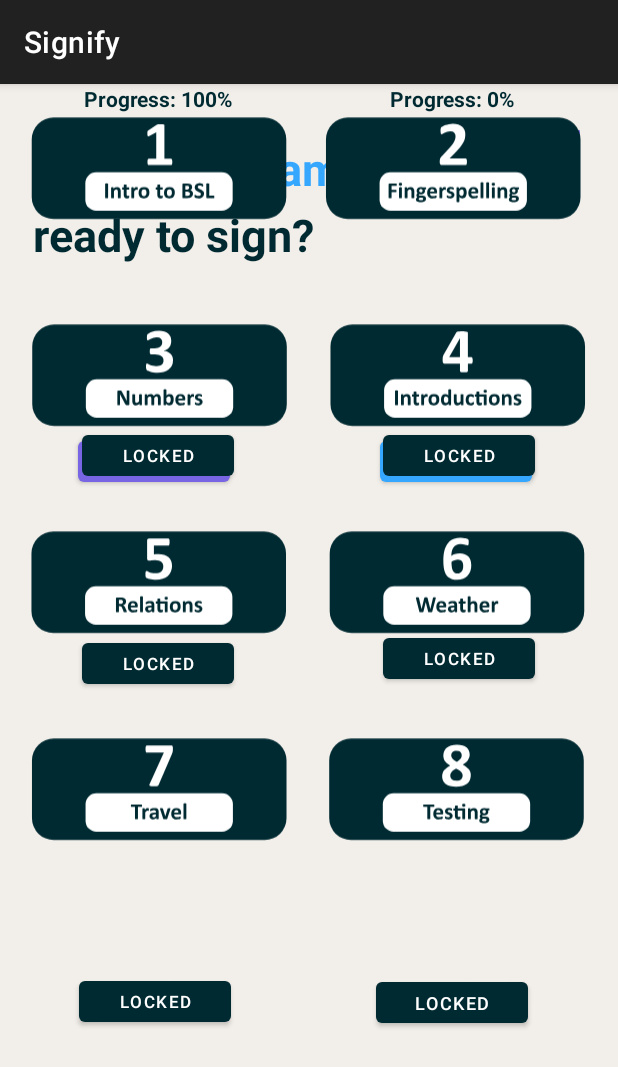
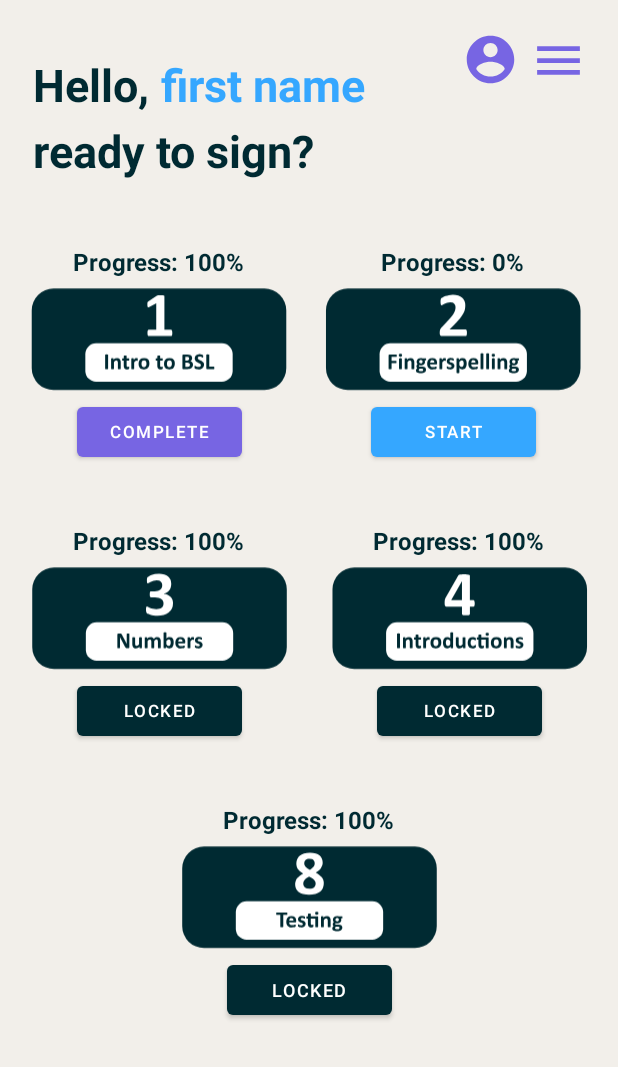
Before and after one commit to junetc20/Signify, an Android app: the Home screen opened directly, with no data from a screen before it, on a phone screen of 412 x 824 dp. Shown: the top 1067 px of the screen. Run offline under Robolectric (Android 15) with nearby library versions, the phone set to English and light mode, and no system bars.

Commit message:
bug and constraint fixes

```diff
--- a/app/src/main/java/com/example/signify/Home.java
+++ b/app/src/main/java/com/example/signify/Home.java
@@ -14,6 +14,10 @@
         super.onCreate(savedInstanceState);
         setContentView(R.layout.activity_home);
 
+
+
+
+        /*
         userFirstName = findViewById(R.id.userFirstName);
 
         Bundle extras = getIntent().getExtras();
@@ -21,6 +25,6 @@
         if (extras != null){
             firstName = extras.getString("username"); // insert string name for first name input on login page
             userFirstName.setText(firstName);
-        }
+        }*/
     }
 }
--- a/app/src/main/res/layout/activity_home.xml
+++ b/app/src/main/res/layout/activity_home.xml
@@ -7,18 +7,27 @@
     android:background="@color/cream"
     tools:context=".Home">
 
+    <TextView
+        android:id="@+id/prog5"
+        android:layout_width="wrap_content"
+        android:layout_height="wrap_content"
+        android:layout_marginBottom="80dp"
+        android:text="@string/intro_progress"
+        android:textColor="@color/background_blue"
+        android:textSize="16sp"
+        android:textStyle="bold"
+        app:layout_constraintBottom_toTopOf="@+id/button11"
+        app:layout_constraintEnd_toEndOf="@+id/imageView19"
+        app:layout_constraintStart_toStartOf="@+id/imageView19" />
+
     <ImageView
         android:id="@+id/imageView15"
         android:layout_width="180dp"
         android:layout_height="120dp"
-        android:layout_marginStart="212dp"
-        android:layout_marginLeft="212dp"
-        android:layout_marginTop="18dp"
+        android:layout_marginTop="66dp"
         android:layout_marginEnd="16dp"
         android:layout_marginRight="16dp"
         app:layout_constraintEnd_toEndOf="parent"
-        app:layout_constraintHorizontal_bias="0.666"
-        app:layout_constraintStart_toStartOf="parent"
         app:layout_constraintTop_toBottomOf="@+id/imageView13"
         app:srcCompat="@drawable/designs_04" />
 
@@ -28,61 +37,20 @@
         android:layout_height="120dp"
         android:layout_marginStart="16dp"
         android:layout_marginLeft="16dp"
-        android:layout_marginTop="18dp"
+        android:layout_marginTop="66dp"
         app:layout_constraintStart_toStartOf="parent"
         app:layout_constraintTop_toBottomOf="@+id/imageView12"
         app:srcCompat="@drawable/designs_03" />
 
     <ImageView
-        android:id="@+id/imageView17"
-        android:layout_width="180dp"
-        android:layout_height="120dp"
-        android:layout_marginStart="212dp"
-        android:layout_marginLeft="212dp"
-        android:layout_marginTop="18dp"
-        android:layout_marginEnd="16dp"
-        android:layout_marginRight="16dp"
-        app:layout_constraintEnd_toEndOf="parent"
-        app:layout_constraintHorizontal_bias="0.666"
-        app:layout_constraintStart_toStartOf="parent"
-        app:layout_constraintTop_toBottomOf="@+id/imageView15"
-        app:srcCompat="@drawable/designs_06" />
-
-    <ImageView
         android:id="@+id/imageView19"
         android:layout_width="180dp"
         android:layout_height="120dp"
-        android:layout_marginStart="212dp"
-        android:layout_marginLeft="212dp"
-        android:layout_marginTop="18dp"
-        android:layout_marginEnd="16dp"
-        android:layout_marginRight="16dp"
+        android:layout_marginTop="66dp"
         app:layout_constraintEnd_toEndOf="parent"
         app:layout_constraintStart_toStartOf="parent"
-        app:layout_constraintTop_toBottomOf="@+id/imageView17"
+        app:layout_constraintTop_toBottomOf="@+id/imageView14"
         app:srcCompat="@drawable/designs_08" />
-
-    <ImageView
-        android:id="@+id/imageView18"
-        android:layout_width="180dp"
-        android:layout_height="120dp"
-        android:layout_marginStart="16dp"
-        android:layout_marginLeft="16dp"
-        android:layout_marginTop="18dp"
-        app:layout_constraintStart_toStartOf="parent"
-        app:layout_constraintTop_toBottomOf="@+id/imageView16"
-        app:srcCompat="@drawable/designs_07" />
-
-    <ImageView
-        android:id="@+id/imageView16"
-        android:layout_width="180dp"
-        android:layout_height="120dp"
-        android:layout_marginStart="16dp"
-        android:layout_marginLeft="16dp"
-        android:layout_marginTop="18dp"
-        app:layout_constraintStart_toStartOf="parent"
-        app:layout_constraintTop_toBottomOf="@+id/imageView14"
-        app:srcCompat="@drawable/designs_05" />
 
     <ImageButton
         android:id="@+id/imageButton"
@@ -157,22 +125,23 @@
         android:layout_height="120dp"
         android:layout_marginStart="16dp"
         android:layout_marginLeft="16dp"
+        android:layout_marginTop="170dp"
         app:layout_constraintStart_toStartOf="parent"
-        app:srcCompat="@drawable/designs_01"
-        tools:layout_editor_absoluteY="144dp" />
+        app:layout_constraintTop_toTopOf="parent"
+        app:srcCompat="@drawable/designs_01" />
 
     <Button
-        android:id="@+id/button4"
-        android:layout_width="101dp"
-        android:layout_height="39dp"
-        android:layout_marginStart="52dp"
-        android:layout_marginLeft="52dp"
-        android:layout_marginTop="232dp"
+        android:id="@+id/level1button"
+        android:layout_width="110dp"
+        android:layout_height="45dp"
+        android:layout_marginTop="95dp"
         android:text="COMPLETE"
         android:textSize="11sp"
         app:backgroundTint="@color/purple"
-        app:layout_constraintStart_toStartOf="parent"
-        app:layout_constraintTop_toTopOf="parent" />
+        app:layout_constraintEnd_toEndOf="@+id/imageView12"
+        app:layout_constraintHorizontal_bias="0.506"
+        app:layout_constraintStart_toStartOf="@+id/imageView12"
+        app:layout_constraintTop_toTopOf="@+id/imageView12" />
 
     <ImageView
         android:id="@+id/imageView13"
@@ -180,134 +149,113 @@
         android:layout_height="120dp"
         android:layout_marginStart="212dp"
         android:layout_marginLeft="212dp"
+        android:layout_marginTop="170dp"
         android:layout_marginEnd="16dp"
         android:layout_marginRight="16dp"
         app:layout_constraintEnd_toEndOf="parent"
         app:layout_constraintHorizontal_bias="0.0"
         app:layout_constraintStart_toStartOf="parent"
-        app:srcCompat="@drawable/designs_02"
-        tools:layout_editor_absoluteY="144dp" />
+        app:layout_constraintTop_toTopOf="parent"
+        app:srcCompat="@drawable/designs_02" />
 
     <Button
-        android:id="@+id/button6"
-        android:layout_width="101dp"
-        android:layout_height="39dp"
-        android:layout_marginTop="232dp"
+        android:id="@+id/level2button"
+        android:layout_width="110dp"
+        android:layout_height="45dp"
+        android:layout_marginTop="95dp"
         android:text="START"
         android:textSize="11sp"
         app:backgroundTint="@color/BSL_blue"
-        app:layout_constraintEnd_toEndOf="parent"
-        app:layout_constraintHorizontal_bias="0.636"
-        app:layout_constraintStart_toEndOf="@+id/button4"
-        app:layout_constraintTop_toTopOf="parent" />
+        app:layout_constraintEnd_toEndOf="@+id/imageView13"
+        app:layout_constraintStart_toStartOf="@+id/imageView13"
+        app:layout_constraintTop_toTopOf="@+id/imageView13" />
 
     <Button
-        android:id="@+id/button"
-        android:layout_width="101dp"
-        android:layout_height="39dp"
-        android:layout_marginTop="108dp"
-        android:layout_marginEnd="52dp"
-        android:layout_marginRight="52dp"
+        android:id="@+id/level4button"
+        android:layout_width="110dp"
+        android:layout_height="45dp"
+        android:layout_marginTop="95dp"
         android:text="Locked"
         android:textSize="11sp"
         app:backgroundTint="@color/background_blue"
-        app:layout_constraintEnd_toEndOf="parent"
-        app:layout_constraintHorizontal_bias="0.97"
-        app:layout_constraintStart_toEndOf="@+id/button7"
-        app:layout_constraintTop_toBottomOf="@+id/imageView13" />
+        app:layout_constraintEnd_toEndOf="@+id/imageView15"
+        app:layout_constraintStart_toStartOf="@+id/imageView15"
+        app:layout_constraintTop_toTopOf="@+id/imageView15" />
 
     <Button
-        android:id="@+id/button7"
-        android:layout_width="101dp"
-        android:layout_height="39dp"
-        android:layout_marginTop="108dp"
+        android:id="@+id/level3button"
+        android:layout_width="110dp"
+        android:layout_height="45dp"
+        android:layout_marginTop="95dp"
         android:text="Locked"
         android:textSize="11sp"
         app:backgroundTint="@color/background_blue"
-        app:layout_constraintEnd_toEndOf="parent"
-        app:layout_constraintHorizontal_bias="0.177"
-        app:layout_constraintStart_toStartOf="parent"
-        app:layout_constraintTop_toBottomOf="@+id/imageView12" />
-
-    <Button
-        android:id="@+id/button8"
-        android:layout_width="101dp"
-        android:layout_height="39dp"
-        android:layout_marginTop="96dp"
-        android:text="Locked"
-        android:textSize="11sp"
-        app:backgroundTint="@color/background_blue"
-        app:layout_constraintEnd_toEndOf="parent"
-        app:layout_constraintHorizontal_bias="0.642"
-        app:layout_constraintStart_toEndOf="@+id/button9"
-        app:layout_constraintTop_toBottomOf="@+id/button" />
-
-    <Button
-        android:id="@+id/button9"
-        android:layout_width="101dp"
-        android:layout_height="39dp"
-        android:layout_marginTop="99dp"
-        android:text="Locked"
-        android:textSize="11sp"
-        app:backgroundTint="@color/background_blue"
-        app:layout_constraintEnd_toEndOf="parent"
-        app:layout_constraintHorizontal_bias="0.177"
-        app:layout_constraintStart_toStartOf="parent"
-        app:layout_constraintTop_toBottomOf="@+id/button7" />
-
-    <Button
-        android:id="@+id/button10"
-        android:layout_width="101dp"
-        android:layout_height="39dp"
-        android:layout_marginTop="65dp"
-        android:layout_marginBottom="16dp"
-        android:text="Locked"
-        android:textSize="11sp"
-        app:backgroundTint="@color/background_blue"
-        app:layout_constraintBottom_toBottomOf="parent"
-        app:layout_constraintEnd_toStartOf="@+id/button11"
-        app:layout_constraintHorizontal_bias="0.354"
-        app:layout_constraintStart_toStartOf="parent"
-        app:layout_constraintTop_toBottomOf="@+id/button9" />
+        app:layout_constraintEnd_toEndOf="@+id/imageView14"
+        app:layout_constraintStart_toStartOf="@+id/imageView14"
+        app:layout_constraintTop_toTopOf="@+id/imageView14" />
 
     <Button
         android:id="@+id/button11"
-        android:layout_width="101dp"
-        android:layout_height="39dp"
-        android:layout_marginStart="54dp"
-        android:layout_marginLeft="54dp"
-        android:layout_marginTop="65dp"
-        android:layout_marginEnd="60dp"
-        android:layout_marginRight="60dp"
-        android:layout_marginBottom="12dp"
+        android:layout_width="110dp"
+        android:layout_height="45dp"
+        android:layout_marginTop="95dp"
         android:text="Locked"
         android:textSize="12sp"
         app:backgroundTint="@color/background_blue"
-        app:layout_constraintBottom_toBottomOf="parent"
-        app:layout_constraintEnd_toEndOf="parent"
-        app:layout_constraintStart_toEndOf="@+id/imageView18"
-        app:layout_constraintTop_toBottomOf="@+id/button8" />
+        app:layout_constraintEnd_toEndOf="@+id/imageView19"
+        app:layout_constraintStart_toStartOf="@+id/imageView19"
+        app:layout_constraintTop_toTopOf="@+id/imageView19" />
 
     <TextView
-        android:id="@+id/textView25"
+        android:id="@+id/prog1"
         android:layout_width="wrap_content"
         android:layout_height="wrap_content"
+        android:layout_marginBottom="80dp"
         android:text="@string/intro_progress"
         android:textColor="@color/background_blue"
+        android:textSize="16sp"
         android:textStyle="bold"
+        app:layout_constraintBottom_toTopOf="@+id/level1button"
         app:layout_constraintEnd_toEndOf="@+id/imageView12"
-        app:layout_constraintStart_toStartOf="@+id/imageView12"
-        tools:layout_editor_absoluteY="144dp" />
+        app:layout_constraintStart_toStartOf="@+id/imageView12" />
 
     <TextView
-        android:id="@+id/textView26"
+        android:id="@+id/prog3"
         android:layout_width="wrap_content"
         android:layout_height="wrap_content"
+        android:layout_marginBottom="80dp"
+        android:text="@string/intro_progress"
+        android:textColor="@color/background_blue"
+        android:textSize="16sp"
+        android:textStyle="bold"
+        app:layout_constraintBottom_toTopOf="@+id/level3button"
+        app:layout_constraintEnd_toEndOf="@+id/imageView14"
+        app:layout_constraintStart_toStartOf="@+id/imageView14" />
+
+    <TextView
+        android:id="@+id/prog4"
+        android:layout_width="wrap_content"
+        android:layout_height="wrap_content"
+        android:layout_marginBottom="80dp"
+        android:text="@string/intro_progress"
+        android:textColor="@color/background_blue"
+        android:textSize="16sp"
+        android:textStyle="bold"
+        app:layout_constraintBottom_toTopOf="@+id/level4button"
+        app:layout_constraintEnd_toEndOf="@+id/imageView15"
+        app:layout_constraintStart_toStartOf="@+id/imageView15" />
+
+    <TextView
+        android:id="@+id/prog2"
+        android:layout_width="wrap_content"
+        android:layout_height="wrap_content"
+        android:layout_marginBottom="80dp"
         android:text="@string/alpha_progress"
         android:textColor="@color/background_blue"
+        android:textSize="16sp"
         android:textStyle="bold"
+        app:layout_constraintBottom_toTopOf="@+id/level2button"
         app:layout_constraintEnd_toEndOf="@+id/imageView13"
-        app:layout_constraintStart_toStartOf="@+id/imageView13"
-        tools:layout_editor_absoluteY="144dp" />
+        app:layout_constraintStart_toStartOf="@+id/imageView13" />
 
 </androidx.constraintlayout.widget.ConstraintLayout>
--- a/app/src/main/res/values/themes.xml
+++ b/app/src/main/res/values/themes.xml
@@ -1,6 +1,6 @@
 <resources xmlns:tools="http://schemas.android.com/tools">
     <!-- Base application theme. -->
-    <style name="Theme.Signify" parent="Theme.MaterialComponents.DayNight.DarkActionBar">
+    <style name="Theme.Signify" parent="Theme.MaterialComponents.DayNight.NoActionBar">
         <!-- Primary brand color. -->
         <item name="colorOnPrimary">@color/white</item>
         <!-- Secondary brand color. -->
```
Also changed, not shown: app/src/main/java/com/example/signify/Login.java (+24 -7 lines), app/src/main/java/com/example/signify/SignUp.java (+5 -18 lines), app/src/main/res/layout/activity_login.xml (+14 -18 lines), app/src/main/res/layout/activity_signup.xml (+33 -18 lines).
